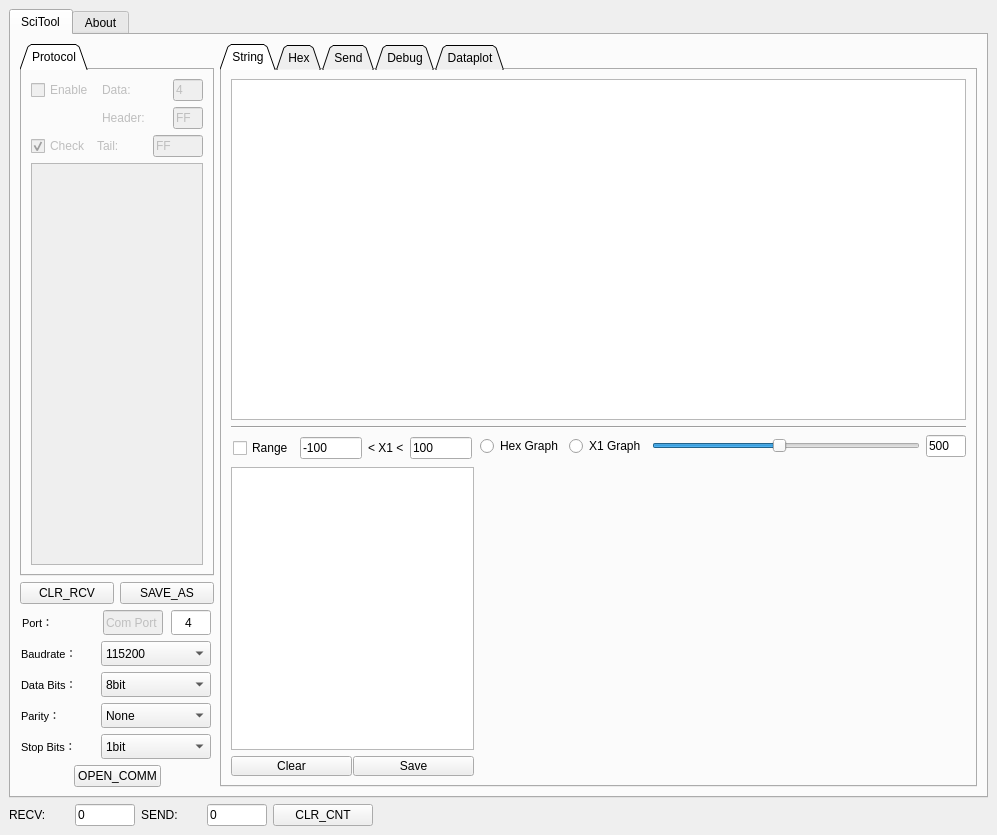
First picture: the form in Chap 03-Tech/03.020-Python/uart_tool/sci_tool.ui, repository Edlward/LifeBook, before the edit.
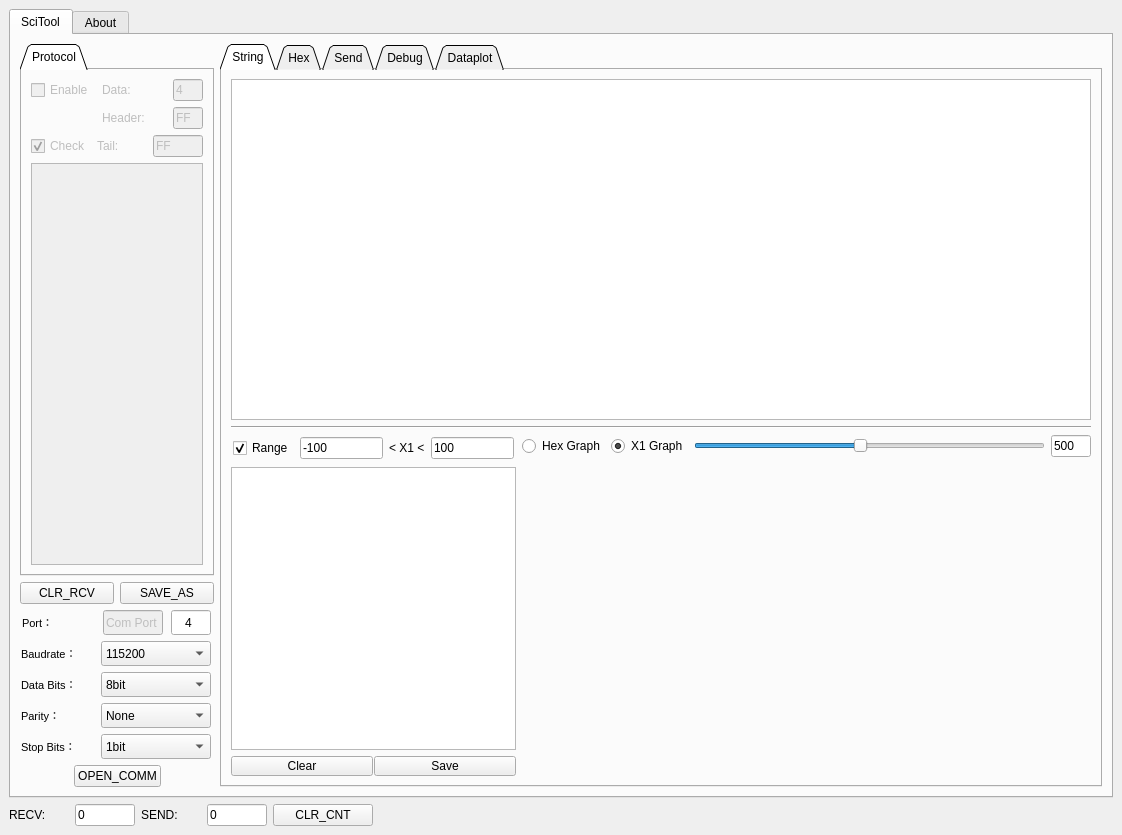
Second picture: the form after the edit. Icons and pictures are not drawn.

```diff
--- a/Chap 03-Tech/03.020-Python/uart_tool/sci_tool.ui
+++ b/Chap 03-Tech/03.020-Python/uart_tool/sci_tool.ui
@@ -6,7 +6,7 @@
    <rect>
     <x>0</x>
     <y>0</y>
-    <width>997</width>
+    <width>1122</width>
     <height>835</height>
    </rect>
   </property>
@@ -1044,6 +1044,9 @@
                       <property name="text">
                        <string>Range</string>
                       </property>
+                      <property name="checked">
+                       <bool>true</bool>
+                      </property>
                      </widget>
                     </item>
                     <item>
@@ -1148,6 +1151,9 @@
                       <property name="text">
                        <string>X1 Graph</string>
                       </property>
+                      <property name="checked">
+                       <bool>true</bool>
+                      </property>
                      </widget>
                     </item>
                     <item>
```
Left out of the diff: 5 changed lines with no effect on the pictures.
